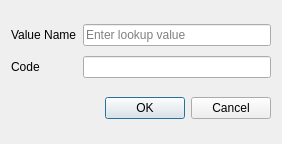
Above: ui/wizard/ui_lookup_value.ui from gltn/stdm before the change. Below: the same form after it.
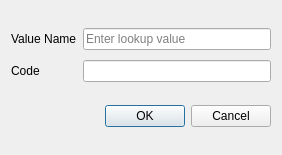
That is the form after the change.

Commit message: Fixed configuration wizard editors height

Diff of the .ui file:
```diff
--- a/ui/wizard/ui_lookup_value.ui
+++ b/ui/wizard/ui_lookup_value.ui
@@ -7,7 +7,7 @@
     <x>0</x>
     <y>0</y>
     <width>282</width>
-    <height>144</height>
+    <height>155</height>
    </rect>
   </property>
   <property name="sizePolicy">
```
The commit also changes 3 other files.
